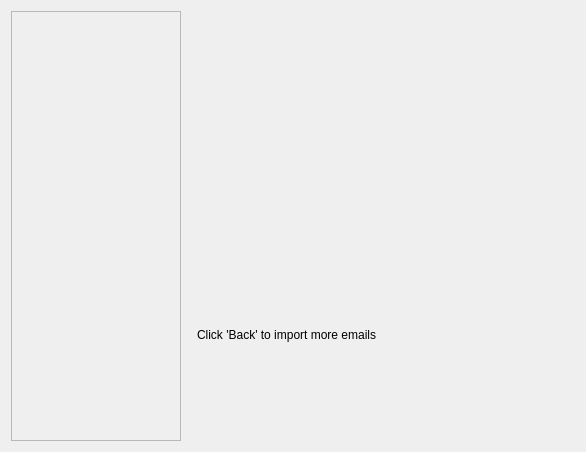
Old version of the form importwizard/ui/manual/manualimportmailpage.ui in the repository KDE/kdepim.
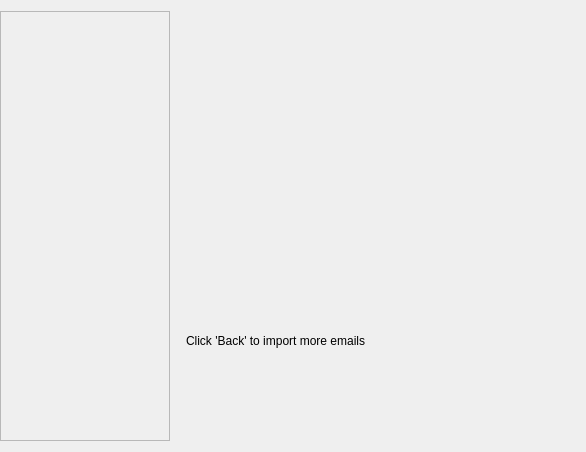
New version of the form. Custom widgets are drawn as their Qt base class.

Commit message: Remove duplicate margin

```diff
--- a/importwizard/ui/manual/manualimportmailpage.ui
+++ b/importwizard/ui/manual/manualimportmailpage.ui
@@ -11,6 +11,18 @@
    </rect>
   </property>
   <layout class="QHBoxLayout">
+   <property name="leftMargin">
+    <number>0</number>
+   </property>
+   <property name="topMargin">
+    <number>0</number>
+   </property>
+   <property name="rightMargin">
+    <number>0</number>
+   </property>
+   <property name="bottomMargin">
+    <number>0</number>
+   </property>
    <item>
     <widget class="QLabel" name="mIntroSidebar">
      <property name="sizePolicy">
```
Left out of the diff: 2 changed lines with no effect on the pictures. The commit also changes 9 other files.
